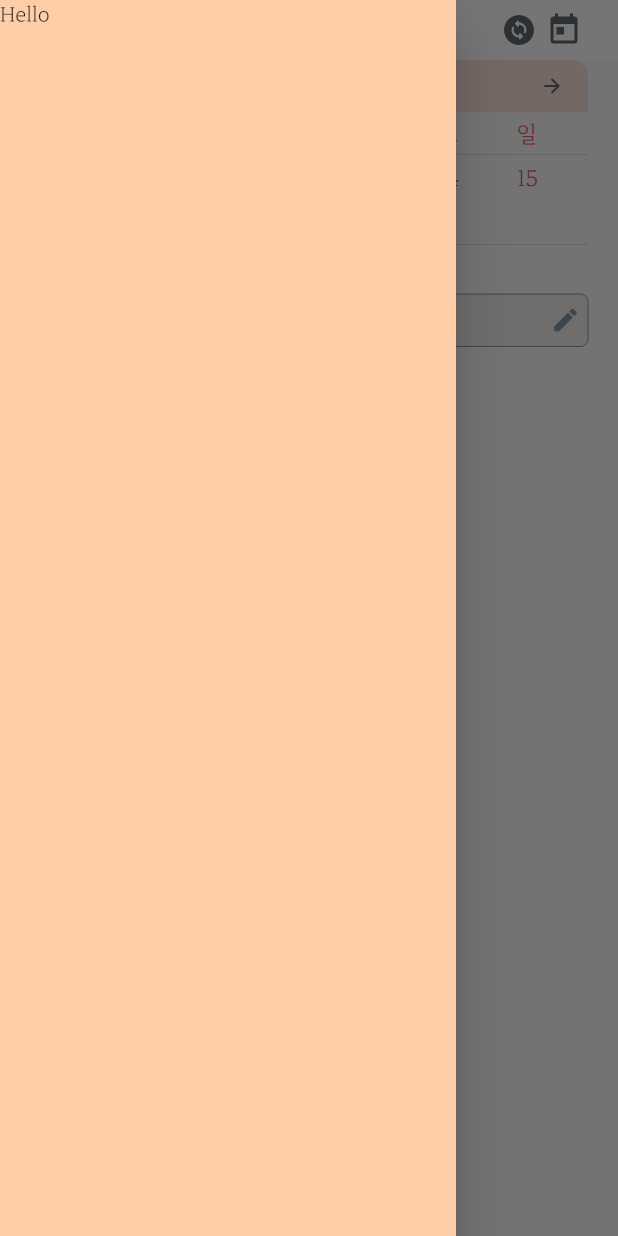
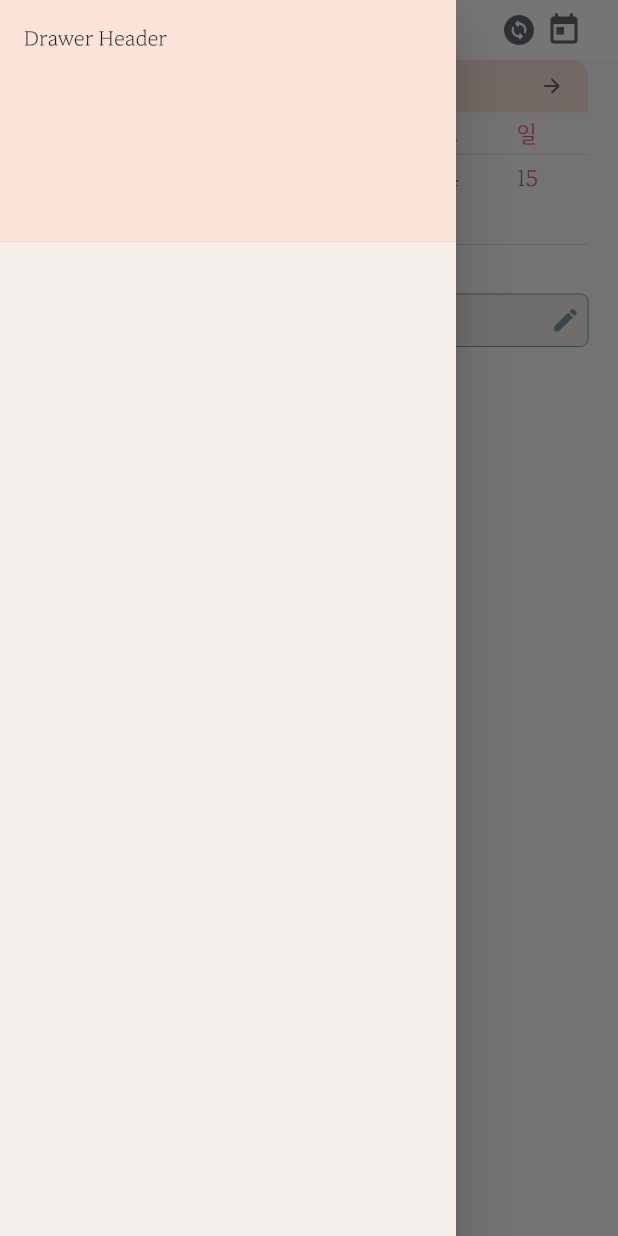
Before and after one commit to ljbee22/my_calender, a Flutter app: the screen it shows after launch, with the side drawer open, on a phone screen of 412 x 824 dp. Run offline on Flutter 3.47's test engine with Material 2 defaults, Android fonts, the phone set to English and light mode, and no system bars; our stand-ins replace flutter_local_notifications, hive, hive_flutter, timezone; accounts and stored records are empty.

Commit message:
1.13 - 1

```diff
--- a/lib/customclass/calenderElement.dart
+++ b/lib/customclass/calenderElement.dart
@@ -356,10 +356,20 @@ class CustomDrawer extends StatelessWidget {
 
   @override
   Widget build(BuildContext context) {
-    return const Drawer(
+    return Drawer(
       //TODO drawer 에 넣을 거 고민
-      backgroundColor: Pastel.orange,
-      child: Text('Hello'),
+      backgroundColor: Pastel.white,
+      child: ListView(
+        padding: EdgeInsets.zero,
+        children: [
+          DrawerHeader(
+            decoration: BoxDecoration(
+              color: Pastel.pink,
+            ),
+              child: Text('Drawer Header')
+          )
+        ],
+      ),
     );
   }
 }
--- a/lib/localNotification.dart
+++ b/lib/localNotification.dart
@@ -8,7 +8,9 @@ class NotificationController{
 
   //1. 앱로드시 실행할 기본설정
   initNotification() async {
-
+    print('함수 실행됨!!!!!!!!!!!!!!!!!');
+    notifications.resolvePlatformSpecificImplementation<
+        AndroidFlutterLocalNotificationsPlugin>()!.requestPermission();
     //안드로이드용 아이콘파일 이름
     var androidSetting = const AndroidInitializationSettings('ic_icon');
 
--- a/lib/main.dart
+++ b/lib/main.dart
@@ -1,6 +1,7 @@
 import 'package:flutter/material.dart';
 import 'package:hive_flutter/hive_flutter.dart';
 import 'package:my_calender/customclass/scheduleClass.dart';
+import 'package:my_calender/localNotification.dart';
 import 'package:provider/provider.dart';
 import 'package:my_calender/customclass/cursor.dart';
 import 'Calender.dart';
```
Also changed, not shown: lib/Calender.dart (+9 -4 lines), assets/icon/check_checked.png (added), 1 other file.
